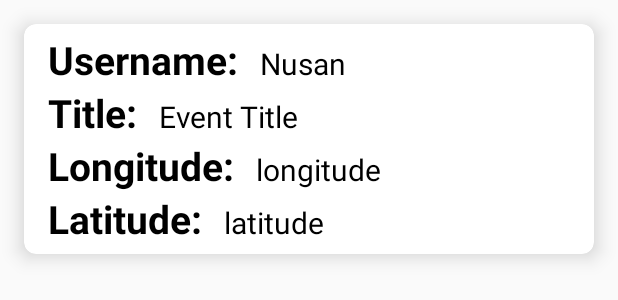
After one commit to adnusan/Eventer, an Android app: the layout allevent_item_list.xml on its own in the app's theme, with its tools: preview values and no code run, on a phone screen of 412 x 824 dp. The commit adds this screen. Shown: the top 300 px of the screen. Run offline under Robolectric (Android 15) with nearby library versions, the phone set to English and light mode, and no system bars.

Commit message:
added all event view

```diff
--- a/app/src/main/java/com/example/eventer/Fragments/ProfileFragment.kt
+++ b/app/src/main/java/com/example/eventer/Fragments/ProfileFragment.kt
@@ -62,6 +62,7 @@ class ProfileFragment : Fragment() {
             replaceFragment(friendListFragment)
         }
         myeventButton.setOnClickListener{
+            //val myEventFragment = EventListFragment()
             val myEventFragment = EventListFragment()
             replaceFragment(myEventFragment)
         }
--- /dev/null
+++ b/app/src/main/res/layout/allevent_item_list.xml
@@ -0,0 +1,124 @@
+<?xml version="1.0" encoding="utf-8"?>
+<androidx.cardview.widget.CardView xmlns:android="http://schemas.android.com/apk/res/android"
+    android:layout_width="match_parent"
+    android:layout_height="wrap_content"
+    xmlns:app="http://schemas.android.com/apk/res-auto"
+    app:cardElevation="8dp"
+    app:cardCornerRadius="8dp"
+    android:background="@android:color/transparent"
+
+    android:layout_margin="16dp">
+
+    <LinearLayout
+        android:layout_width="wrap_content"
+        android:layout_height="wrap_content"
+        android:layout_marginStart="16dp"
+        android:layout_marginVertical="6dp"
+
+
+        android:orientation="vertical">
+
+        <LinearLayout
+            android:layout_width="wrap_content"
+            android:layout_height="wrap_content"
+            android:layout_gravity="center_vertical"
+            android:orientation="horizontal">
+
+            <TextView
+                android:layout_width="wrap_content"
+                android:layout_height="wrap_content"
+                android:text="Username: "
+                android:textColor="@color/black"
+                android:textSize="26sp"
+                android:textStyle="bold"/>
+
+            <TextView
+                android:id="@+id/alleventlist_username_fragment"
+                android:layout_width="wrap_content"
+                android:layout_height="wrap_content"
+                android:layout_marginStart="8dp"
+                android:text="Nusan"
+                android:textColor="@color/black"
+                android:textSize="20sp"/>
+
+        </LinearLayout>
+
+        <LinearLayout
+            android:layout_width="wrap_content"
+            android:layout_height="wrap_content"
+            android:layout_gravity="center_vertical"
+            android:orientation="horizontal">
+
+            <TextView
+                android:layout_width="wrap_content"
+                android:layout_height="wrap_content"
+                android:text="Title: "
+                android:textColor="@color/black"
+                android:textSize="26sp"
+                android:textStyle="bold"/>
+
+            <TextView
+                android:id="@+id/alleventlist_title_fragment"
+                android:layout_width="wrap_content"
+                android:layout_height="wrap_content"
+                android:layout_marginStart="8dp"
+                android:text="Event Title"
+                android:textColor="@color/black"
+                android:textSize="20sp"/>
+
+        </LinearLayout>
+        <LinearLayout
+            android:layout_width="wrap_content"
+            android:layout_height="wrap_content"
+            android:layout_gravity="center_vertical"
+            android:orientation="horizontal">
+
+            <TextView
+                android:layout_width="wrap_content"
+                android:layout_height="wrap_content"
+                android:text="Longitude: "
+                android:textColor="@color/black"
+                android:textSize="26sp"
+                android:textStyle="bold"/>
+
+            <TextView
+                android:id="@+id/alleventlist_longitude_fragment"
+                android:layout_width="wrap_content"
+                android:layout_height="wrap_content"
+                android:layout_marginStart="8dp"
+                android:text="longitude"
+                android:textColor="@color/black"
+                android:textSize="20sp"/>
+
+        </LinearLayout>
+        <LinearLayout
+            android:layout_width="wrap_content"
+            android:layout_height="wrap_content"
+            android:layout_gravity="center_vertical"
+            android:orientation="horizontal">
+
+            <TextView
+                android:layout_width="wrap_content"
+                android:layout_height="wrap_content"
+                android:text="Latitude: "
+                android:textColor="@color/black"
+                android:textSize="26sp"
+                android:textStyle="bold"/>
+
+            <TextView
+                android:id="@+id/alleventlist_latitude_fragment"
+                android:layout_width="wrap_content"
+                android:layout_height="wrap_content"
+                android:layout_marginStart="8dp"
+                android:text="latitude"
+                android:textColor="@color/black"
+                android:textSize="20sp"/>
+
+        </LinearLayout>
+
+
+
+
+    </LinearLayout>
+
+</androidx.cardview.widget.CardView>
--- a/app/src/main/res/layout/fragment_all_events.xml
+++ b/app/src/main/res/layout/fragment_all_events.xml
@@ -11,4 +11,9 @@
         android:layout_height="match_parent"
         android:text="@string/hello_blank_fragment" />
 
+    <androidx.recyclerview.widget.RecyclerView
+        android:id="@+id/allevent_recyclerview"
+        android:layout_width="match_parent"
+        android:layout_height="match_parent" />
+
 </FrameLayout>
```
Also changed, not shown: app/src/main/java/com/example/eventer/Fragments/AllEventsFragment.kt (+53 -3 lines), app/src/main/java/com/example/eventer/Fragments/MapsFragment.kt (+13 -0 lines), app/src/main/res/layout/fragment_maps.xml (+16 -1 lines).
